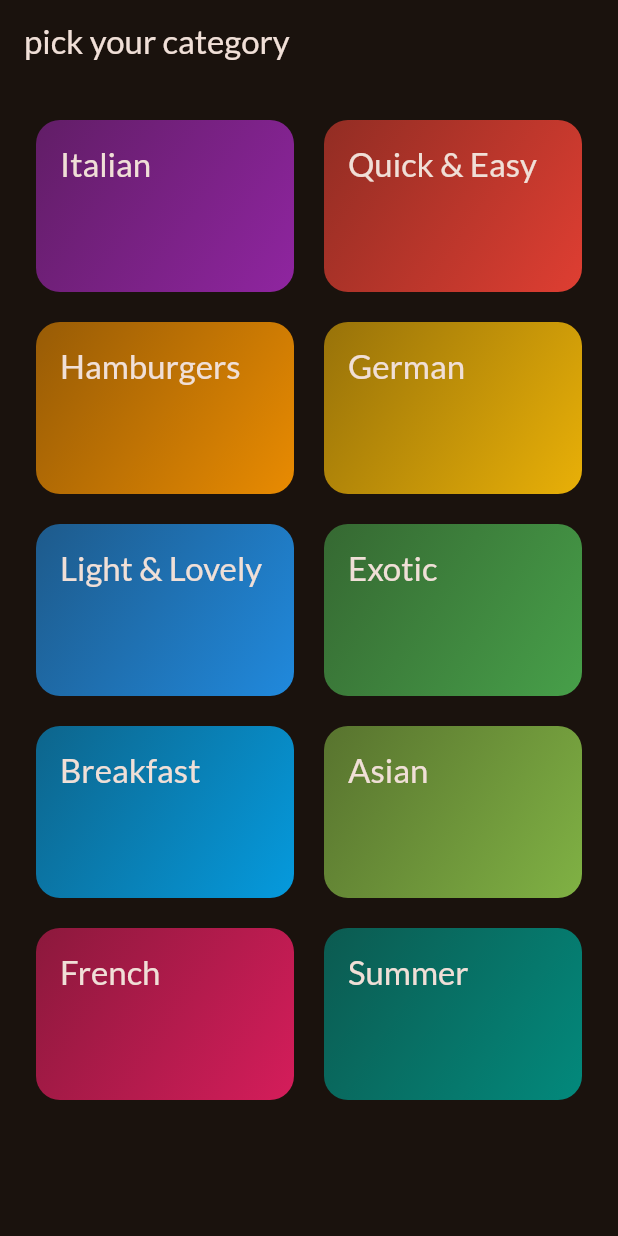
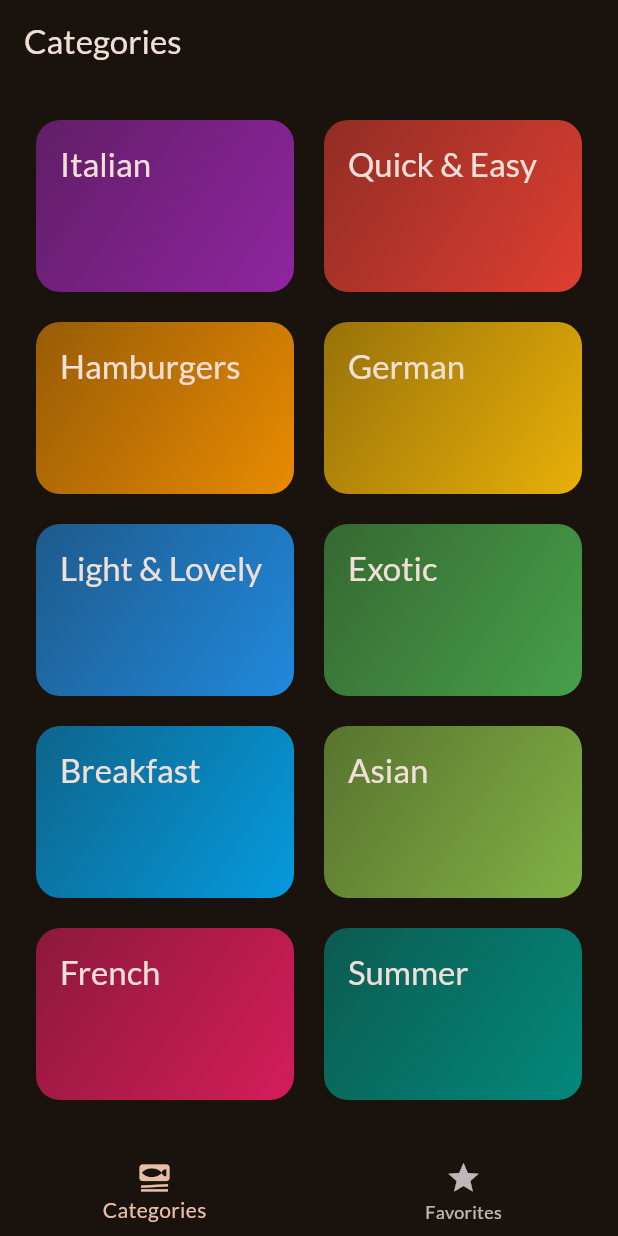
Before and after one commit to Musawarchan/flutter-meals-app, a Flutter app: the screen it shows after launch, on a phone screen of 412 x 824 dp. Run offline on Flutter 3.47's test engine with Material 3 defaults, Android fonts, the phone set to English and light mode, and no system bars; our stand-ins replace google_fonts, transparent_image.

Commit message:
ui updated

```diff
--- a/lib/main.dart
+++ b/lib/main.dart
@@ -3,6 +3,7 @@ import 'package:flutter/material.dart';
 import 'package:google_fonts/google_fonts.dart';
 
 import 'package:meals_app/screens/categories.dart';
+import 'package:meals_app/screens/tabs.dart';
 
 final theme = ThemeData(
   useMaterial3: true,
@@ -30,7 +31,7 @@ class App extends StatelessWidget {
           //   meals: dummyMeals,
           //   title: 'Meals',
           // )
-          const CategoriesScreen(),
+          const TabsScreen(),
     );
   }
 }
--- a/lib/screens/categories.dart
+++ b/lib/screens/categories.dart
@@ -24,13 +24,7 @@ class CategoriesScreen extends StatelessWidget {
 
   @override
   Widget build(BuildContext context) {
-    return Scaffold(
-      appBar: AppBar(
-        title: const Text(
-          'pick your category',
-        ),
-      ),
-      body: GridView(
+    return GridView(
       padding: const EdgeInsets.all(24),
       gridDelegate: const SliverGridDelegateWithFixedCrossAxisCount(
         crossAxisCount: 2,
@@ -48,7 +42,6 @@ class CategoriesScreen extends StatelessWidget {
             category: catergory,
           ),
       ],
-      ),
     );
   }
 }
--- a/lib/screens/meals.dart
+++ b/lib/screens/meals.dart
@@ -4,9 +4,9 @@ import 'package:meals_app/screens/meal_detail.dart';
 import 'package:meals_app/widgets/meal_item.dart';
 
 class MealsScreen extends StatelessWidget {
-  const MealsScreen({super.key, required this.meals, required this.title});
+  const MealsScreen({super.key, required this.meals, this.title});
 
-  final String title;
+  final String? title;
   final List<Meal> meals;
 
   void selectMeal(BuildContext context, Meal meal) {
@@ -58,9 +58,12 @@ class MealsScreen extends StatelessWidget {
       );
     }
 
+    if (title == null) {
+      return content;
+    }
     return Scaffold(
         appBar: AppBar(
-          title: Text(title),
+          title: Text(title!),
         ),
         body: content);
   }
--- /dev/null
+++ b/lib/screens/tabs.dart
@@ -0,0 +1,53 @@
+import 'package:flutter/material.dart';
+import 'package:meals_app/screens/categories.dart';
+import 'package:meals_app/screens/meals.dart';
+
+class TabsScreen extends StatefulWidget {
+  const TabsScreen({super.key});
+
+  @override
+  State<TabsScreen> createState() => _TabsScreenState();
+}
+
+class _TabsScreenState extends State<TabsScreen> {
+  int _selectedPageIndex = 0;
+
+  void _selectPage(int index) {
+    setState(() {
+      _selectedPageIndex = index;
+    });
+  }
+
+  @override
+  Widget build(BuildContext context) {
+    Widget activePage = const CategoriesScreen();
+    var activePageTitle = 'Categories';
+
+    if (_selectedPageIndex == 1) {
+      activePage = const MealsScreen(
+        meals: [],
+      );
+      activePageTitle = 'Your Favorites';
+    }
+
+    return Scaffold(
+      appBar: AppBar(
+        title: Text(activePageTitle),
+      ),
+      body: activePage,
+      bottomNavigationBar: BottomNavigationBar(
+          onTap: _selectPage,
+          currentIndex: _selectedPageIndex,
+          items: const [
+            BottomNavigationBarItem(
+              icon: Icon(Icons.set_meal),
+              label: 'Categories',
+            ),
+            BottomNavigationBarItem(
+              icon: Icon(Icons.star),
+              label: 'Favorites',
+            )
+          ]),
+    );
+  }
+}
```
Lines whose indentation alone changed are shown as unchanged.
